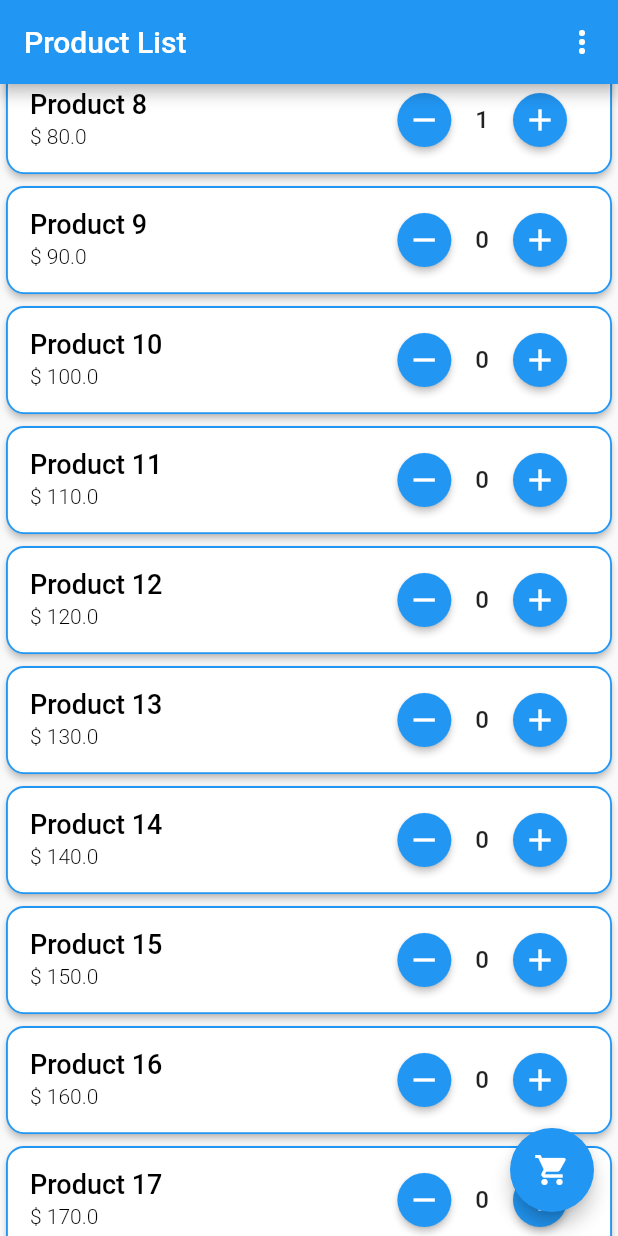
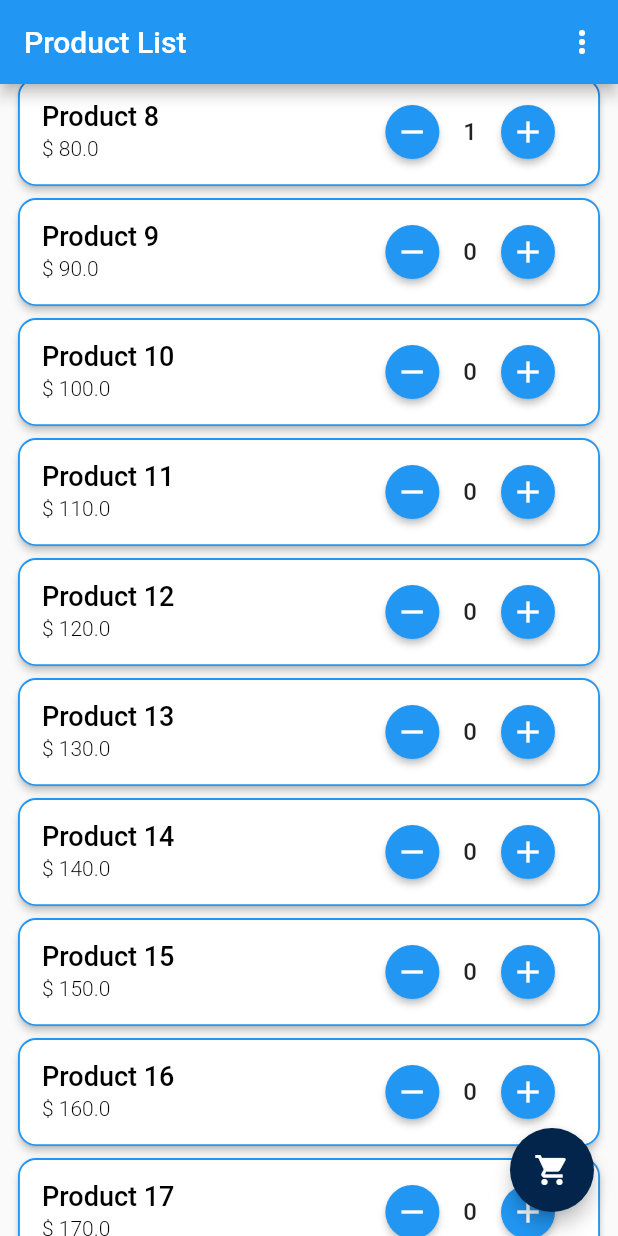
Before and after one commit to nbakh16/shopping_cart_flutter, a Flutter app: the screen it shows after launch, scrolled down 576 dp, after a tap on the "add" icon, on a phone screen of 412 x 824 dp. Run offline on Flutter 3.47's test engine with Material 2 defaults, Android fonts, the phone set to English and light mode, and no system bars.

```diff
--- a/lib/view/product_list_view.dart
+++ b/lib/view/product_list_view.dart
@@ -34,12 +34,13 @@ class _ProductListViewState extends State<ProductListView> {
         actions: [
           IconButton(
               onPressed: (){},
-              icon: Icon(Icons.more_vert)
+              icon: const Icon(Icons.more_vert)
           )
         ],
       ),
       body: ListView.builder(
           physics: const BouncingScrollPhysics(),
+          padding: const EdgeInsets.all(8),
           itemCount: products.length,
           itemBuilder: (context, index) {
             return Card(
@@ -53,14 +54,14 @@ class _ProductListViewState extends State<ProductListView> {
               elevation: 2,
               child: ListTile(
                 title: Text(products[index].name.toString(),
-                  style: TextStyle(
+                  style: const TextStyle(
                       fontSize: 18,
                       fontWeight: FontWeight.w500,
                       color: Colors.black
                   ),
                 ),
                 subtitle: Text('\$ ${products[index].price}',
-                  style: TextStyle(
+                  style: const TextStyle(
                       fontSize: 14,
                       fontWeight: FontWeight.w300,
                       color: Colors.black
@@ -82,15 +83,15 @@ class _ProductListViewState extends State<ProductListView> {
                               .showSnackBar(snackBar);
                         });
                       },
-                      child: Icon(Icons.remove),
                       style: ElevatedButton.styleFrom(
-                          shape: CircleBorder()
+                          shape: const CircleBorder()
                       ),
+                      child: const Icon(Icons.remove),
                     ),
                     Padding(
                       padding: const EdgeInsets.symmetric(horizontal: 2),
                       child: Text(products[index].inCartCount.toString(),
-                        style: TextStyle(
+                        style: const TextStyle(
                             fontSize: 16,
                             fontWeight: FontWeight.w500
                         ),
@@ -99,13 +100,21 @@ class _ProductListViewState extends State<ProductListView> {
                     ElevatedButton(
                       onPressed: (){
                         setState(() {
-                          products[index].inCartCount++;
+                          SnackBar snackBar = const SnackBar(
+                            content: Text('Maximum amount reached!'),
+                            backgroundColor: Colors.lightGreen,
+                          );
+
+                          products[index].inCartCount < 10
+                              ? products[index].inCartCount++
+                              : ScaffoldMessenger.of(context)
+                              .showSnackBar(snackBar);
                         });
                       },
-                      child: Icon(Icons.add),
                       style: ElevatedButton.styleFrom(
-                          shape: CircleBorder()
+                          shape: const CircleBorder()
                       ),
+                      child: const Icon(Icons.add),
                     )
                   ],
                 ),
@@ -115,18 +124,29 @@ class _ProductListViewState extends State<ProductListView> {
       ),
       floatingActionButton: FloatingActionButton(
         onPressed: (){
-          int totalProductInCart = 0;
+          List<Map<String, dynamic>> productsAdded = [];
+
           for (var i=0; i<products.length; i++){
-            totalProductInCart += products[i].inCartCount;
+            if(products[i].inCartCount > 0) {
+              productsAdded.add(
+                {
+                  'name' : products[i].name,
+                  'price' : products[i].price,
+                  'inCart' : products[i].inCartCount
+                },
+              );
+            }
           }
+          // print(productsAdded);
 
           Navigator.push(
             context,
-            MaterialPageRoute(builder: (context) => CartView(totalProductInCart)),
+            MaterialPageRoute(builder: (context) => CartView(productsAdded)),
           );
         },
-        child: Icon(Icons.shopping_cart),
         elevation: 5,
+          backgroundColor: const Color(0xFF03254C),
+        child: const Icon(Icons.shopping_cart),
       ),
     );
   }
```
Also changed, not shown: lib/view/cart_view.dart (+54 -8 lines).
